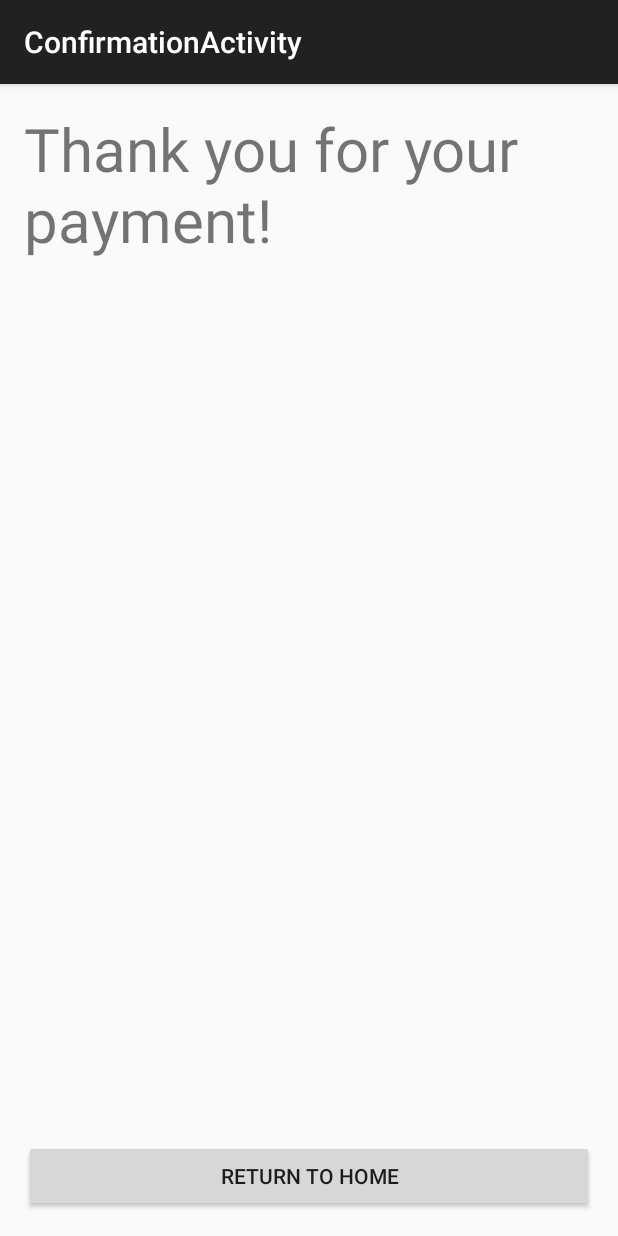
After one commit to grtickle/BitcoinParkPay, an Android app: the NotificationActivity screen opened directly, with no data from a screen before it, on a phone screen of 412 x 824 dp. The commit adds this screen. Run offline under Robolectric (Android 15) with nearby library versions, the phone set to English and light mode, and no system bars; network calls fail.

Commit message:
Added new layout and activity to confirm payment to be sent; changed the old confirmation to a new notification screen to show a payment has been sent

```diff
--- a/app/src/main/AndroidManifest.xml
+++ b/app/src/main/AndroidManifest.xml
@@ -27,7 +27,7 @@
             android:label="@string/title_activity_payment" >
         </activity>
         <activity
-            android:name=".ConfirmationActivity"
+            android:name=".NotificationActivity"
             android:label="@string/title_activity_confirmation" >
         </activity>
     </application>
--- /dev/null
+++ b/app/src/main/java/edu/uc/bitcoinparkpay/NotificationActivity.java
@@ -0,0 +1,45 @@
+package edu.uc.bitcoinparkpay;
+
+import android.content.Intent;
+import android.os.Bundle;
+import android.support.v7.app.ActionBarActivity;
+import android.view.MenuItem;
+import android.view.View;
+
+
+public class NotificationActivity extends ActionBarActivity {
+
+    @Override
+    protected void onCreate(Bundle savedInstanceState) {
+        super.onCreate(savedInstanceState);
+        setContentView(R.layout.activity_notification);
+    }
+/**
+    @Override
+    public boolean onCreateOptionsMenu(Menu menu) {
+        // Inflate the menu; this adds items to the action bar if it is present.
+        getMenuInflater().inflate(R.menu.menu_confirmation, menu);
+        return true;
+    }
+**/
+
+    @Override
+    public boolean onOptionsItemSelected(MenuItem item) {
+        // Handle action bar item clicks here. The action bar will
+        // automatically handle clicks on the Home/Up button, so long
+        // as you specify a parent activity in AndroidManifest.xml.
+        int id = item.getItemId();
+
+        //noinspection SimplifiableIfStatement
+        if (id == R.id.action_settings) {
+            return true;
+        }
+
+        return super.onOptionsItemSelected(item);
+    }
+
+    public void ReturnToHomeOnClicked(View v){
+        Intent intent = new Intent(this, MainActivity.class);
+        startActivity(intent);
+    }
+}
--- /dev/null
+++ b/app/src/main/res/layout/activity_notification.xml
@@ -0,0 +1,26 @@
+<RelativeLayout xmlns:android="http://schemas.android.com/apk/res/android"
+    xmlns:tools="http://schemas.android.com/tools" android:layout_width="match_parent"
+    android:layout_height="match_parent" android:paddingLeft="@dimen/activity_horizontal_margin"
+    android:paddingRight="@dimen/activity_horizontal_margin"
+    android:paddingTop="@dimen/activity_vertical_margin"
+    android:paddingBottom="@dimen/activity_vertical_margin"
+    tools:context="edu.uc.bitcoinparkpay.NotificationActivity">
+
+    <TextView android:text="@string/ThankYou" android:layout_width="wrap_content"
+        android:layout_height="wrap_content"
+        android:textSize="40dp"
+        android:id="@+id/txtThankYou" />
+
+    <Button
+        android:layout_width="wrap_content"
+        android:layout_height="wrap_content"
+        android:text="Return to Home"
+        android:id="@+id/btnMakePayment"
+        android:nestedScrollingEnabled="false"
+        android:onClick="ReturnToHomeOnClicked"
+        android:layout_alignParentBottom="true"
+        android:layout_alignParentLeft="true"
+        android:layout_alignParentStart="true"
+        android:layout_alignRight="@+id/txtThankYou"
+        android:layout_alignEnd="@+id/txtThankYou" />
+</RelativeLayout>
--- a/app/src/main/res/values/strings.xml
+++ b/app/src/main/res/values/strings.xml
@@ -18,4 +18,5 @@
     <string name="Scan">Scan QR Code</string>
     <string name="PaymentConfirmation">Are you sure you\'d like to make this payment?</string>
     <string name="ThankYou">Thank you for your payment!</string>
+    <string name="Confirm">Are you sure you want to send this payment?</string>
 </resources>
```
Also changed, not shown: app/src/main/java/edu/uc/bitcoinparkpay/ConfirmationActivity.java (+6 -23 lines), app/src/main/java/edu/uc/bitcoinparkpay/MainActivity.java (+12 -6 lines), app/src/main/res/layout/activity_confirmation.xml (+40 -20 lines).
